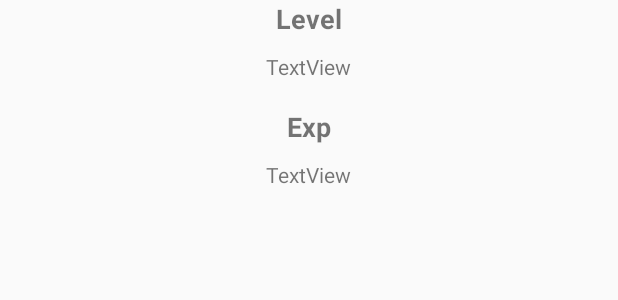
After one commit to T7199384/Lifeventure, an Android app: the layout layout_dialog_level.xml on its own in the app's theme, with its tools: preview values and no code run, on a phone screen of 412 x 824 dp. The commit adds this screen. Shown: the top 300 px of the screen. Run offline under Robolectric (Android 15) with nearby library versions, the phone set to English and light mode, and no system bars.

Commit message:
level button displays level and EXP, gear started

```diff
--- /dev/null
+++ b/app/src/main/res/layout/layout_dialog_level.xml
@@ -0,0 +1,41 @@
+<?xml version="1.0" encoding="utf-8"?>
+<LinearLayout xmlns:android="http://schemas.android.com/apk/res/android"
+    android:orientation="vertical" android:layout_width="match_parent"
+    android:layout_height="wrap_content">
+
+    <TextView
+        android:id="@+id/levelTitle"
+        android:layout_width="wrap_content"
+        android:layout_height="wrap_content"
+        android:layout_gravity="center_horizontal"
+        android:text="@string/level"
+        android:textSize="18sp"
+        android:textStyle="bold" />
+
+    <TextView
+        android:id="@+id/levelDisplay"
+        android:layout_width="wrap_content"
+        android:layout_height="wrap_content"
+        android:layout_gravity="center_horizontal"
+        android:layout_marginTop="10sp"
+        android:text="@string/textview" />
+
+    <TextView
+        android:id="@+id/expTitle"
+        android:layout_width="wrap_content"
+        android:layout_height="wrap_content"
+        android:layout_gravity="center_horizontal"
+        android:layout_marginTop="18sp"
+        android:text="@string/exp"
+        android:textSize="18sp"
+        android:textStyle="bold" />
+
+    <TextView
+        android:id="@+id/expDisplay"
+        android:layout_width="wrap_content"
+        android:layout_height="wrap_content"
+        android:layout_gravity="center_horizontal"
+        android:layout_marginTop="10sp"
+        android:layout_marginBottom="18sp"
+        android:text="@string/textview" />
+</LinearLayout>
--- a/app/src/main/res/values/strings.xml
+++ b/app/src/main/res/values/strings.xml
@@ -31,4 +31,7 @@
     <string name="carddate">cardDate</string>
     <string name="male">male</string>
     <string name="female">female</string>
+    <string name="level">Level</string>
+    <string name="textview">TextView</string>
+    <string name="exp">Exp</string>
 </resources>
```
Also changed, not shown: app/src/main/java/com/example/lifeventure/Dialogs/LevelDisplayDialog.java (added, +40 -0 lines), app/src/main/java/com/example/lifeventure/ProfileActivity.java (+56 -0 lines), app/src/main/res/layout/layout_dialog_gear.xml (added, +29 -0 lines).
